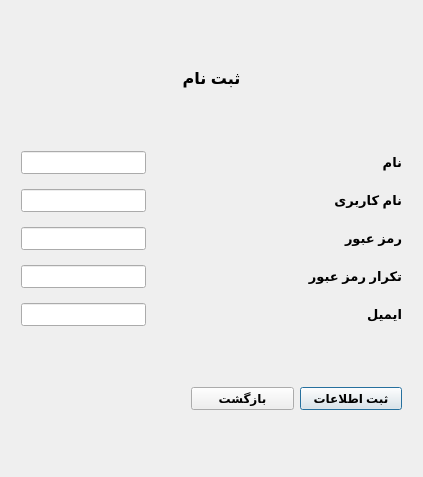
Before: the Qt Designer form SignUp.ui in Mahdi-Ghasemii/AP_Project, drawn with Qt 5.
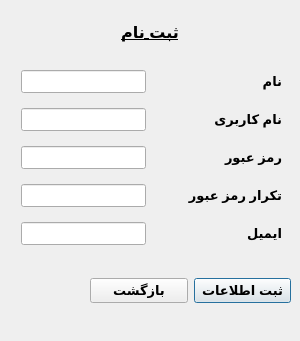
After: the same form once the commit is applied.

```diff
--- a/SignUp.ui
+++ b/SignUp.ui
@@ -6,21 +6,31 @@
    <rect>
     <x>0</x>
     <y>0</y>
-    <width>423</width>
-    <height>477</height>
+    <width>300</width>
+    <height>341</height>
    </rect>
   </property>
   <property name="windowTitle">
    <string>صفحه ثبت نام</string>
   </property>
-  <layout class="QVBoxLayout" name="verticalLayout">
-   <item>
+  <property name="styleSheet">
+   <string notr="true"/>
+  </property>
     <widget class="QLabel" name="label">
+   <property name="geometry">
+    <rect>
+     <x>115</x>
+     <y>20</y>
+     <width>70</width>
+     <height>24</height>
+    </rect>
+   </property>
      <property name="font">
       <font>
        <pointsize>12</pointsize>
        <weight>75</weight>
        <bold>true</bold>
+     <underline>true</underline>
       </font>
      </property>
      <property name="text">
@@ -30,9 +40,15 @@
       <set>Qt::AlignCenter</set>
      </property>
     </widget>
-   </item>
-   <item>
     <widget class="QWidget" name="formWidget" native="true">
+   <property name="geometry">
+    <rect>
+     <x>11</x>
+     <y>70</y>
+     <width>281</width>
+     <height>195</height>
+    </rect>
+   </property>
      <property name="font">
       <font>
        <pointsize>10</pointsize>
@@ -41,6 +57,9 @@
       </font>
      </property>
      <layout class="QFormLayout" name="formLayout">
+    <property name="sizeConstraint">
+     <enum>QLayout::SetMinimumSize</enum>
+    </property>
       <property name="fieldGrowthPolicy">
        <enum>QFormLayout::AllNonFixedFieldsGrow</enum>
       </property>
@@ -54,7 +73,7 @@
        <set>Qt::AlignLeading|Qt::AlignLeft|Qt::AlignTop</set>
       </property>
       <property name="horizontalSpacing">
-       <number>7</number>
+     <number>0</number>
       </property>
       <property name="verticalSpacing">
        <number>15</number>
@@ -73,6 +92,13 @@
       </property>
       <item row="0" column="1">
        <widget class="QLabel" name="label_2">
+      <property name="font">
+       <font>
+        <pointsize>10</pointsize>
+        <weight>75</weight>
+        <bold>true</bold>
+       </font>
+      </property>
         <property name="text">
          <string>نام</string>
         </property>
@@ -80,6 +106,13 @@
       </item>
       <item row="1" column="1">
        <widget class="QLabel" name="label_3">
+      <property name="font">
+       <font>
+        <pointsize>10</pointsize>
+        <weight>75</weight>
+        <bold>true</bold>
+       </font>
+      </property>
         <property name="text">
          <string>نام کاربری</string>
         </property>
@@ -87,6 +120,13 @@
       </item>
       <item row="2" column="1">
        <widget class="QLabel" name="label_4">
+      <property name="font">
+       <font>
+        <pointsize>10</pointsize>
+        <weight>75</weight>
+        <bold>true</bold>
+       </font>
+      </property>
         <property name="text">
          <string>رمز عبور</string>
         </property>
@@ -94,6 +134,13 @@
       </item>
       <item row="3" column="1">
        <widget class="QLabel" name="label_5">
+      <property name="font">
+       <font>
+        <pointsize>10</pointsize>
+        <weight>75</weight>
+        <bold>true</bold>
+       </font>
+      </property>
         <property name="text">
          <string>تکرار رمز عبور</string>
         </property>
@@ -101,6 +148,13 @@
       </item>
       <item row="4" column="1">
        <widget class="QLabel" name="label_6">
+      <property name="font">
+       <font>
+        <pointsize>10</pointsize>
+        <weight>75</weight>
+        <bold>true</bold>
+       </font>
+      </property>
         <property name="text">
          <string>ایمیل</string>
         </property>
@@ -135,25 +189,28 @@
       </item>
      </layout>
     </widget>
-   </item>
-   <item>
     <widget class="QWidget" name="horizontalWidget" native="true">
-     <property name="font">
-      <font>
-       <pointsize>9</pointsize>
-       <weight>75</weight>
-       <bold>true</bold>
-      </font>
-     </property>
-     <layout class="QHBoxLayout" name="horizontalLayout_7">
-      <property name="leftMargin">
-       <number>180</number>
-      </property>
-      <property name="rightMargin">
-       <number>10</number>
-      </property>
+   <property name="geometry">
+    <rect>
+     <x>90</x>
+     <y>265</y>
+     <width>201</width>
+     <height>51</height>
+    </rect>
+   </property>
+   <layout class="QHBoxLayout" name="horizontalLayout">
       <item>
        <widget class="QPushButton" name="back_pbn">
+      <property name="font">
+       <font>
+        <pointsize>10</pointsize>
+        <weight>75</weight>
+        <bold>true</bold>
+       </font>
+      </property>
+      <property name="cursor">
+       <cursorShape>PointingHandCursor</cursorShape>
+      </property>
         <property name="text">
          <string>بازگشت</string>
         </property>
@@ -161,6 +218,16 @@
       </item>
       <item>
        <widget class="QPushButton" name="register_pbn">
+      <property name="font">
+       <font>
+        <pointsize>10</pointsize>
+        <weight>75</weight>
+        <bold>true</bold>
+       </font>
+      </property>
+      <property name="cursor">
+       <cursorShape>PointingHandCursor</cursorShape>
+      </property>
         <property name="text">
          <string>ثبت اطلاعات</string>
         </property>
@@ -174,8 +241,6 @@
       </item>
      </layout>
     </widget>
-   </item>
-  </layout>
  </widget>
  <resources/>
  <connections/>
```
Lines whose indentation alone changed are shown as unchanged.
